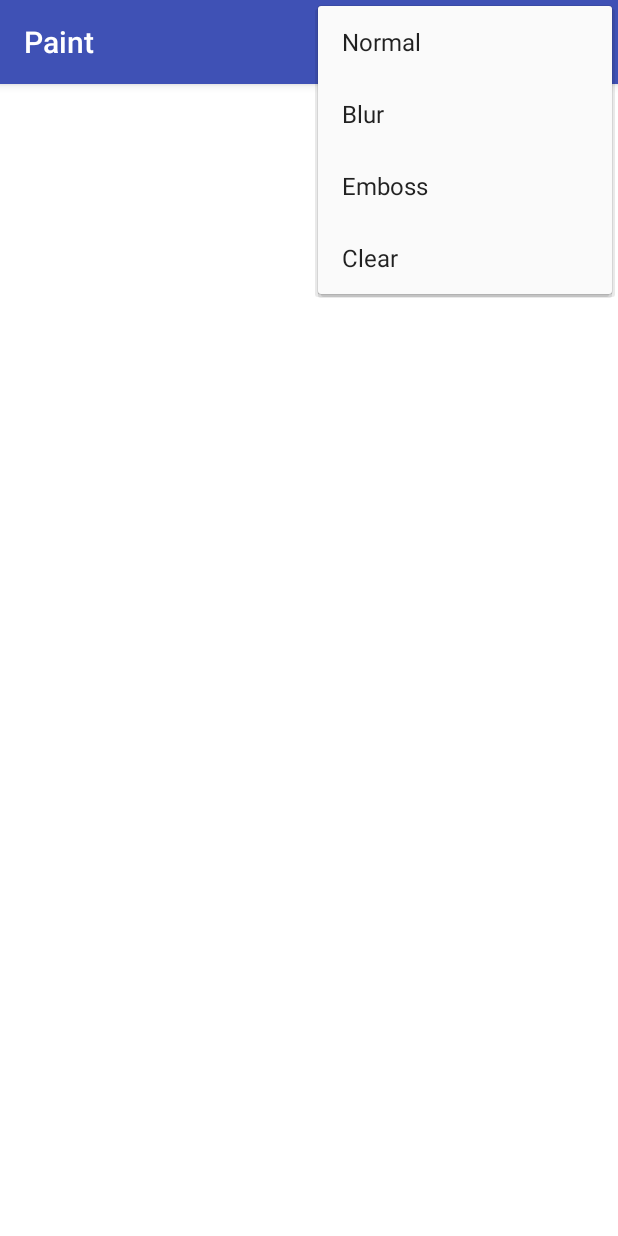
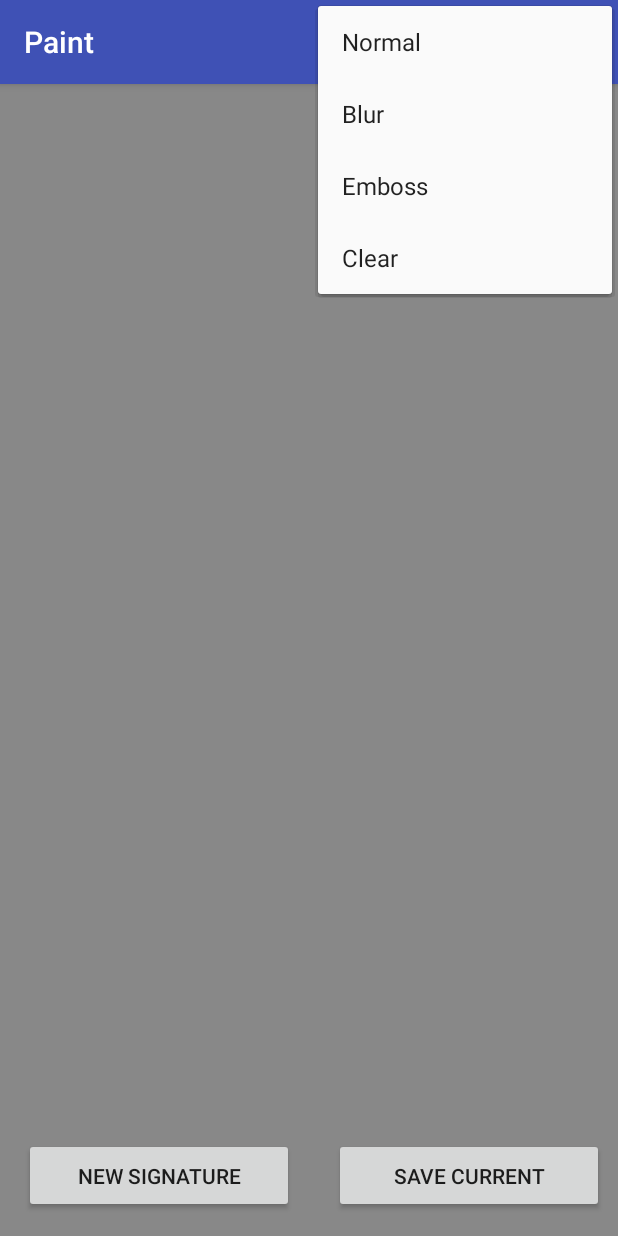
Before and after one commit to AnastasiaBeresneva/AnalysisOfSignature, an Android app: the screen it shows after launch (MainActivity), with the options menu open, on a phone screen of 412 x 824 dp. Run offline under Robolectric (Android 15) with nearby library versions, the phone set to English and light mode, and no system bars.

Commit message:
Add element-based design

```diff
--- a/app/src/main/java/com/example/msi/paint/MainActivity.java
+++ b/app/src/main/java/com/example/msi/paint/MainActivity.java
@@ -7,10 +7,15 @@ import android.util.DisplayMetrics;
 import android.view.Menu;
 import android.view.MenuInflater;
 import android.view.MenuItem;
+import android.view.View;
+import android.widget.Button;
 
 public class MainActivity extends AppCompatActivity {
 
     private PaintView paintView;
+
+    Button button_new;
+    Button button_save;
 
     @Override
     protected void onCreate(Bundle savedInstanceState) {
@@ -20,6 +25,23 @@ public class MainActivity extends AppCompatActivity {
         DisplayMetrics metrics = new DisplayMetrics();
         getWindowManager().getDefaultDisplay().getMetrics(metrics);
         paintView.init(metrics);
+
+        button_new = (Button) findViewById(R.id.new_signature_btn_id);
+        button_save = (Button) findViewById(R.id.save_signature_btn_id);
+
+        button_new.setOnClickListener(new View.OnClickListener() {
+            @Override
+            public void onClick(View view) {
+                paintView.clear();
+            }
+        });
+
+        button_save.setOnClickListener(new View.OnClickListener() {
+            @Override
+            public void onClick(View view) {
+                paintView.WriteSignatureToFile();
+            }
+        });
     }
 
     @Override
--- a/app/src/main/res/layout/activity_main.xml
+++ b/app/src/main/res/layout/activity_main.xml
@@ -4,12 +4,38 @@
     xmlns:tools="http://schemas.android.com/tools"
     android:layout_width="match_parent"
     android:layout_height="match_parent"
-    tools:context="com.example.msi.paint.MainActivity">
+    tools:context="com.example.msi.paint.MainActivity"
+    tools:layout_editor_absoluteY="81dp">
 
 
     <com.example.msi.paint.PaintView
         android:id="@+id/paintView"
-        android:layout_width="match_parent"
-        android:layout_height="match_parent" />
+        android:layout_width="0dp"
+        android:layout_height="0dp"
+        app:layout_constraintBottom_toBottomOf="parent"
+        app:layout_constraintEnd_toEndOf="parent"
+        app:layout_constraintHorizontal_bias="0.0"
+        app:layout_constraintStart_toStartOf="parent"
+        app:layout_constraintTop_toTopOf="parent"
+        app:layout_constraintVertical_bias="0.0" />
+
+    <Button
+        android:id="@+id/new_signature_btn_id"
+        android:layout_width="180dp"
+        android:layout_height="50dp"
+        android:layout_marginBottom="15dp"
+        android:layout_marginStart="16dp"
+        android:text="@string/new_signature_btn_text"
+        app:layout_constraintBottom_toBottomOf="parent"
+        app:layout_constraintStart_toStartOf="parent" />
+
+    <Button
+        android:id="@+id/save_signature_btn_id"
+        android:layout_width="180dp"
+        android:layout_height="50dp"
+        android:layout_marginEnd="9dp"
+        android:text="@string/save_current_btn_text"
+        app:layout_constraintBaseline_toBaselineOf="@+id/new_signature_btn_id"
+        app:layout_constraintEnd_toEndOf="parent" />
 
 </android.support.constraint.ConstraintLayout>
--- a/app/src/main/res/values/strings.xml
+++ b/app/src/main/res/values/strings.xml
@@ -1,3 +1,5 @@
 <resources>
     <string name="app_name">Paint</string>
+    <string name="new_signature_btn_text">New Signature</string>
+    <string name="save_current_btn_text">Save Current</string>
 </resources>
--- a/build.gradle
+++ b/build.gradle
@@ -7,7 +7,7 @@ buildscript {
         jcenter()
     }
     dependencies {
-        classpath 'com.android.tools.build:gradle:3.0.0'
+        classpath 'com.android.tools.build:gradle:3.1.1'
 
 
         // NOTE: Do not place your application dependencies here; they belong
```
Also changed, not shown: app/src/main/java/com/example/msi/paint/PaintView.java (+97 -2 lines), app/src/main/java/com/example/msi/paint/SignatureElement.java (added, +32 -0 lines), app/src/main/java/com/example/msi/paint/SignaturePoint.java (added, +13 -0 lines), gradle/wrapper/gradle-wrapper.properties.
